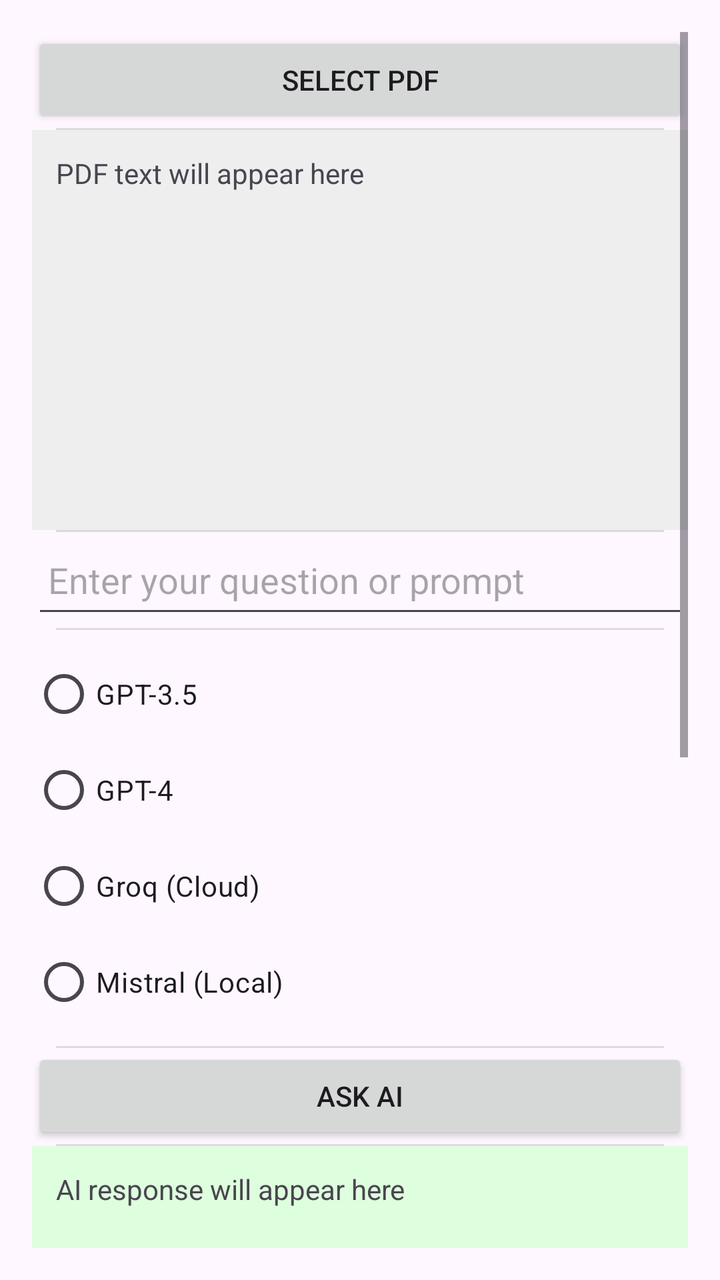
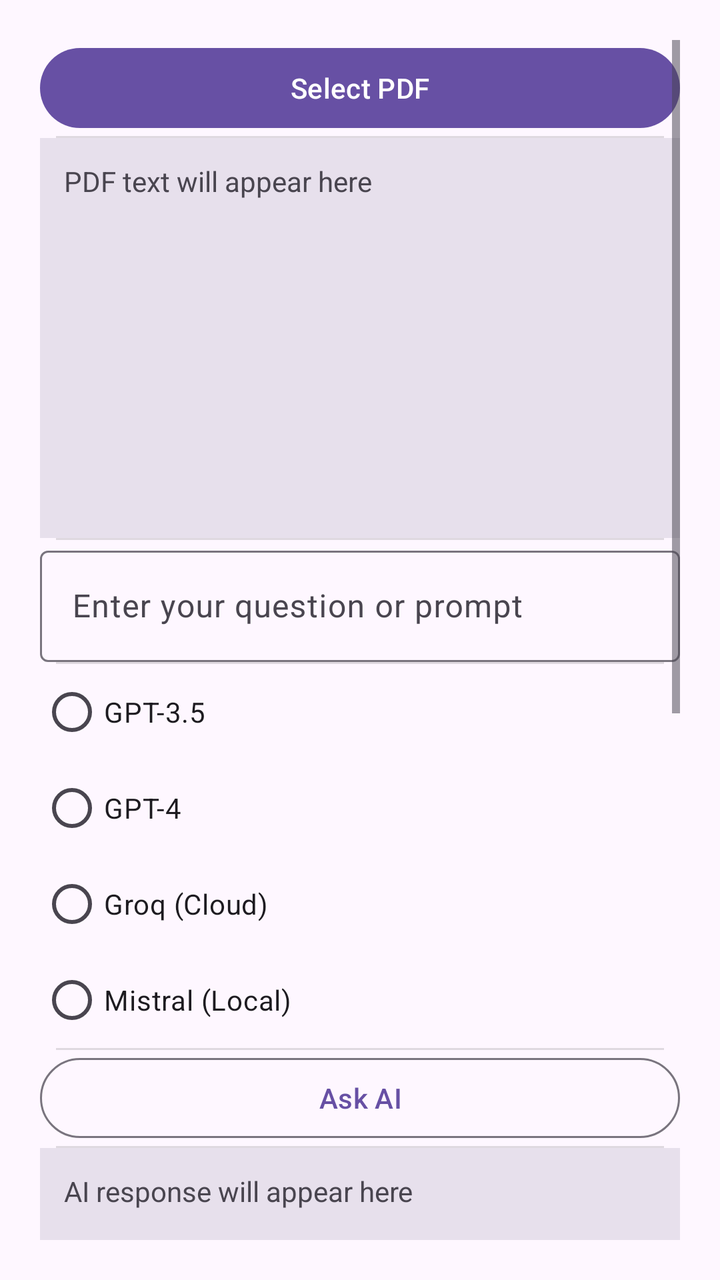

Two renders of the same Android screen: before a commit and after it. Below are the layout's source before the change and the commit's diff.
<!-- AndroidManifest.xml: application theme Theme.SmartDocAI -->
<!-- res/layout/fragment_tools.xml -->
<?xml version="1.0" encoding="utf-8"?>
<ScrollView xmlns:android="http://schemas.android.com/apk/res/android"
    android:layout_width="match_parent"
    android:layout_height="match_parent"
    android:padding="16dp">

    <LinearLayout
        android:orientation="vertical"
        android:layout_width="match_parent"
        android:layout_height="wrap_content"
        android:divider="?android:attr/dividerHorizontal"
        android:showDividers="middle"
        android:dividerPadding="12dp">

        
        <Button
            android:id="@+id/selectPdfButton"
            android:layout_width="match_parent"
            android:layout_height="wrap_content"
            android:text="Select PDF" />

        
        <TextView
            android:id="@+id/pdfTextDisplay"
            android:layout_width="match_parent"
            android:layout_height="200dp"
            android:scrollbars="vertical"
            android:text="PDF text will appear here"
            android:padding="12dp"
            android:background="#EEEEEE"
            android:textAppearance="?android:attr/textAppearanceSmall" />

        
        <EditText
            android:id="@+id/promptInput"
            android:layout_width="match_parent"
            android:layout_height="wrap_content"
            android:hint="Enter your question or prompt"
            android:minHeight="48dp"
            android:padding="8dp" />

        
        <RadioGroup
            android:id="@+id/modelSelection"
            android:layout_width="match_parent"
            android:layout_height="wrap_content"
            android:orientation="vertical"
            android:paddingTop="8dp"
            android:paddingBottom="8dp">

            <RadioButton
                android:id="@+id/gpt35Radio"
                android:layout_width="wrap_content"
                android:layout_height="wrap_content"
                android:text="GPT-3.5" />

            <RadioButton
                android:id="@+id/gpt4Radio"
                android:layout_width="wrap_content"
                android:layout_height="wrap_content"
                android:text="GPT-4" />

            <RadioButton
                android:id="@+id/groqRadio"
                android:layout_width="wrap_content"
                android:layout_height="wrap_content"
                android:text="Groq (Cloud)" />

            <RadioButton
                android:id="@+id/mistralRadio"
                android:layout_width="wrap_content"
                android:layout_height="wrap_content"
                android:text="Mistral (Local)" />
        </RadioGroup>

        
        <Button
            android:id="@+id/analyzeButton"
            android:layout_width="match_parent"
            android:layout_height="wrap_content"
            android:text="Ask AI" />

        
        <TextView
            android:id="@+id/aiResponseDisplay"
            android:layout_width="match_parent"
            android:layout_height="200dp"
            android:scrollbars="vertical"
            android:text="AI response will appear here"
            android:padding="12dp"
            android:background="#DDFFDD"
            android:textAppearance="?android:attr/textAppearanceSmall" />

        
        <LinearLayout
            android:layout_width="match_parent"
            android:layout_height="wrap_content"
            android:orientation="horizontal"
            android:gravity="center"
            android:layout_marginTop="12dp"
            android:weightSum="3"
            android:paddingBottom="8dp">

            <Button
                android:id="@+id/btnExportShare"
                android:layout_width="0dp"
                android:layout_weight="1"
                android:layout_height="wrap_content"
                android:text="Export and Share" />

            <Button
                android:id="@+id/btnExportTxt"
                android:layout_width="0dp"
                android:layout_weight="1"
                android:layout_height="wrap_content"
                android:text="Export TXT" />

            <Button
                android:id="@+id/btnExportPdf"
                android:layout_width="0dp"
                android:layout_weight="1"
                android:layout_height="wrap_content"
                android:text="Export PDF" />
        </LinearLayout>

        
        <CheckBox
            android:id="@+id/includeDocumentText"
            android:layout_width="wrap_content"
            android:layout_height="wrap_content"
            android:text="Include Extracted Document"
            android:checked="true" />

        <CheckBox
            android:id="@+id/includeAIResponse"
            android:layout_width="wrap_content"
            android:layout_height="wrap_content"
            android:text="Include AI Response"
            android:checked="true" />

        
        <Button
            android:id="@+id/btnPickImage"
            android:layout_width="match_parent"
            android:layout_height="wrap_content"
            android:text="Pick Image for OCR"
            android:layout_marginTop="16dp" />

        <Button
            android:id="@+id/btnOpenAIChat"
            android:layout_width="match_parent"
            android:layout_height="wrap_content"
            android:text="Chat with AI"
            android:layout_marginTop="12dp" />

    </LinearLayout>
</ScrollView>
<!-- resources referenced by this layout -->
<resources>
  <style name="Theme.SmartDocAI" parent="Base.Theme.SmartDocAI" />
  <style name="Base.Theme.SmartDocAI" parent="Theme.Material3.DayNight.NoActionBar">
          
          
      </style>
</resources>

<!-- the commit's change to res/layout/fragment_tools.xml (unified diff, before → after) -->
@@ -1,8 +1,9 @@
 <?xml version="1.0" encoding="utf-8"?>
 <ScrollView xmlns:android="http://schemas.android.com/apk/res/android"
+    xmlns:app="http://schemas.android.com/apk/res-auto"
     android:layout_width="match_parent"
     android:layout_height="match_parent"
-    android:padding="16dp">
+    android:padding="20dp">
 
     <LinearLayout
         android:orientation="vertical"
@@ -10,145 +11,124 @@
         android:layout_height="wrap_content"
         android:divider="?android:attr/dividerHorizontal"
         android:showDividers="middle"
-        android:dividerPadding="12dp">
+        android:dividerPadding="8dp"
+        android:spacing="12dp">
 
-        
-        <Button
+        <com.google.android.material.button.MaterialButton
             android:id="@+id/selectPdfButton"
             android:layout_width="match_parent"
             android:layout_height="wrap_content"
             android:text="Select PDF" />
 
-        
-        <TextView
+        <com.google.android.material.textview.MaterialTextView
             android:id="@+id/pdfTextDisplay"
             android:layout_width="match_parent"
             android:layout_height="200dp"
-            android:scrollbars="vertical"
+            android:padding="12dp"
+            android:background="?attr/colorSurfaceVariant"
             android:text="PDF text will appear here"
-            android:padding="12dp"
-            android:background="#EEEEEE"
-            android:textAppearance="?android:attr/textAppearanceSmall" />
+            android:scrollbars="vertical" />
 
-        
-        <EditText
-            android:id="@+id/promptInput"
+        <com.google.android.material.textfield.TextInputLayout
             android:layout_width="match_parent"
             android:layout_height="wrap_content"
-            android:hint="Enter your question or prompt"
-            android:minHeight="48dp"
-            android:padding="8dp" />
+            android:hint="Enter your question or prompt">
 
-        
+            <com.google.android.material.textfield.TextInputEditText
+                android:id="@+id/promptInput"
+                android:layout_width="match_parent"
+                android:layout_height="wrap_content"
+                android:minHeight="48dp"/>
+        </com.google.android.material.textfield.TextInputLayout>
+
         <RadioGroup
             android:id="@+id/modelSelection"
             android:layout_width="match_parent"
-            android:layout_height="wrap_content"
-            android:orientation="vertical"
-            android:paddingTop="8dp"
-            android:paddingBottom="8dp">
+            android:layout_height="wrap_content">
 
-            <RadioButton
+            <com.google.android.material.radiobutton.MaterialRadioButton
                 android:id="@+id/gpt35Radio"
                 android:layout_width="wrap_content"
                 android:layout_height="wrap_content"
                 android:text="GPT-3.5" />
 
-            <RadioButton
+            <com.google.android.material.radiobutton.MaterialRadioButton
                 android:id="@+id/gpt4Radio"
                 android:layout_width="wrap_content"
                 android:layout_height="wrap_content"
                 android:text="GPT-4" />
 
-            <RadioButton
+            <com.google.android.material.radiobutton.MaterialRadioButton
                 android:id="@+id/groqRadio"
                 android:layout_width="wrap_content"
                 android:layout_height="wrap_content"
                 android:text="Groq (Cloud)" />
 
-            <RadioButton
+            <com.google.android.material.radiobutton.MaterialRadioButton
                 android:id="@+id/mistralRadio"
                 android:layout_width="wrap_content"
                 android:layout_height="wrap_content"
                 android:text="Mistral (Local)" />
         </RadioGroup>
 
-        
-        <Button
+        <com.google.android.material.button.MaterialButton
             android:id="@+id/analyzeButton"
             android:layout_width="match_parent"
             android:layout_height="wrap_content"
-            android:text="Ask AI" />
+            android:text="Ask AI"
+            style="?attr/materialButtonOutlinedStyle" />
 
-        
-        <TextView
+        <com.google.android.material.textview.MaterialTextView
             android:id="@+id/aiResponseDisplay"
             android:layout_width="match_parent"
             android:layout_height="200dp"
+            android:padding="12dp"
             android:scrollbars="vertical"
             android:text="AI response will appear here"
-            android:padding="12dp"
-            android:background="#DDFFDD"
-            android:textAppearance="?android:attr/textAppearanceSmall" />
+            android:background="?attr/colorSurfaceVariant" />
 
-        
-        <LinearLayout
-            android:layout_width="match_parent"
+        <com.google.android.material.button.MaterialButton
+            android:id="@+id/btnExportShare"
+            android:layout_width="wrap_content"
             android:layout_height="wrap_content"
-            android:orientation="horizontal"
-            android:gravity="center"
-            android:layout_marginTop="12dp"
-            android:weightSum="3"
-            android:paddingBottom="8dp">
+            android:text="Export and Share" />
 
-            <Button
-                android:id="@+id/btnExportShare"
-                android:layout_width="0dp"
-                android:layout_weight="1"
-                android:layout_height="wrap_content"
-                android:text="Export and Share" />
+        <com.google.android.material.button.MaterialButton
+            android:id="@+id/btnExportTxt"
+            android:layout_width="wrap_content"
+            android:layout_height="wrap_content"
+            android:text="Export as TXT" />
 
-            <Button
-                android:id="@+id/btnExportTxt"
-                android:layout_width="0dp"
-                android:layout_weight="1"
-                android:layout_height="wrap_content"
-                android:text="Export TXT" />
+        <com.google.android.material.button.MaterialButton
+            android:id="@+id/btnExportPdf"
+            android:layout_width="wrap_content"
+            android:layout_height="wrap_content"
+            android:text="Export as PDF" />
 
-            <Button
-                android:id="@+id/btnExportPdf"
-                android:layout_width="0dp"
-                android:layout_weight="1"
-                android:layout_height="wrap_content"
-                android:text="Export PDF" />
-        </LinearLayout>
-
-        
-        <CheckBox
+        <com.google.android.material.checkbox.MaterialCheckBox
             android:id="@+id/includeDocumentText"
             android:layout_width="wrap_content"
             android:layout_height="wrap_content"
             android:text="Include Extracted Document"
             android:checked="true" />
 
-        <CheckBox
+        <com.google.android.material.checkbox.MaterialCheckBox
             android:id="@+id/includeAIResponse"
             android:layout_width="wrap_content"
             android:layout_height="wrap_content"
             android:text="Include AI Response"
             android:checked="true" />
 
-        
-        <Button
+        <com.google.android.material.button.MaterialButton
             android:id="@+id/btnPickImage"
-            android:layout_width="match_parent"
+            android:layout_width="wrap_content"
             android:layout_height="wrap_content"
             android:text="Pick Image for OCR"
-            android:layout_marginTop="16dp" />
+            android:layout_marginTop="12dp" />
 
-        <Button
+        <com.google.android.material.button.MaterialButton
             android:id="@+id/btnOpenAIChat"
-            android:layout_width="match_parent"
+            android:layout_width="wrap_content"
             android:layout_height="wrap_content"
             android:text="Chat with AI"
             android:layout_marginTop="12dp" />
